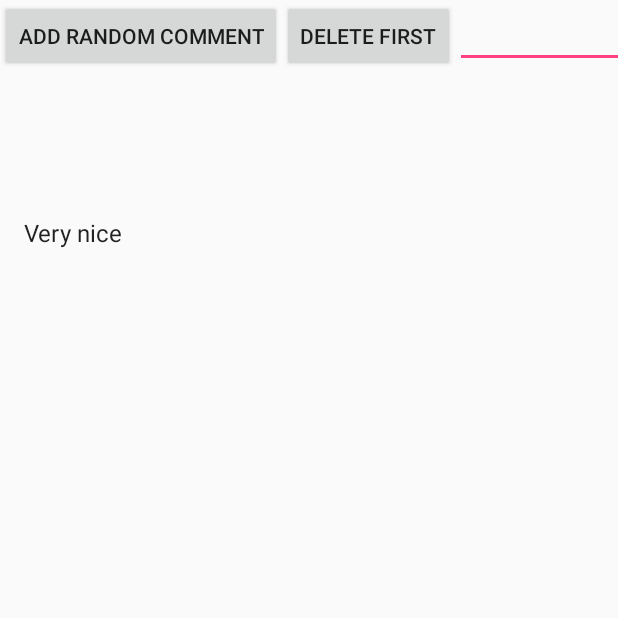
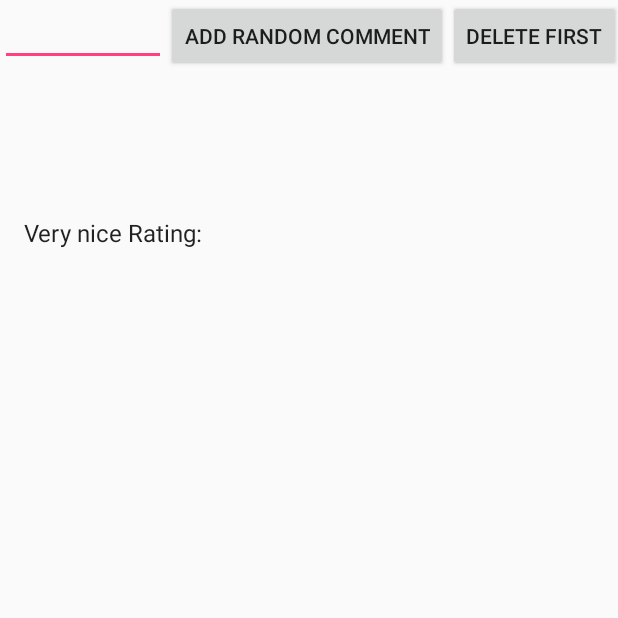
Before and after one commit to mrauzi/VogellaSQLiteDatabase, an Android app: the screen it shows after launch (MainActivity), after a tap on "ADD RANDOM COMMENT", on a phone screen of 412 x 824 dp, the top half of it. Run offline under Robolectric (Android 15) with nearby library versions, the phone set to English and light mode, and no system bars.

Commit message:
Committed parts 3, 4, & 5 of assignment adding the rating functionality

```diff
--- a/app/src/main/java/css/mrauzi/vogellasqlitedatabase/Comment.java
+++ b/app/src/main/java/css/mrauzi/vogellasqlitedatabase/Comment.java
@@ -9,7 +9,23 @@ package css.mrauzi.vogellasqlitedatabase;
 public class Comment {
     private long id;  // the id of the comment
     private String comment;  // the string of the comment itself
+    private String rating;   // the string rating of the comment
 
+    /**
+     * getRating() - returns the rating of the comment
+     * @return the rating of the comment
+     */
+    public String getRating() {
+        return rating;
+    }
+
+    /**
+     * setRating() - sets the rating for the comment
+     * @param rating the rating of the comment
+     */
+    public void setRating(String rating) {
+        this.rating = rating;
+    }
 
     /**
      * getId() - returns the id of the comment
@@ -50,6 +66,6 @@ public class Comment {
     // Will be used by the ArrayAdapter in the ListView
     @Override
     public String toString() {
-        return comment;
+        return comment + " Rating: " + rating;
     }
 }
--- a/app/src/main/java/css/mrauzi/vogellasqlitedatabase/CommentsDataSource.java
+++ b/app/src/main/java/css/mrauzi/vogellasqlitedatabase/CommentsDataSource.java
@@ -20,7 +20,7 @@ public class CommentsDataSource {
     private SQLiteDatabase database;  // instance of the database
     private MySQLiteHelper dbHelper;  // instance of the database helper class
     private String[] allColumns = { MySQLiteHelper.COLUMN_ID,  // string array of all the columns in the database
-            MySQLiteHelper.COLUMN_COMMENT };
+            MySQLiteHelper.COLUMN_COMMENT, MySQLiteHelper.COLUMN_RATING };
 
     /**
      * CommentsDataSource() - constructor for CommentsDataSource class
@@ -49,10 +49,11 @@ public class CommentsDataSource {
      * @param comment the comment string to be added
      * @return returns the comment that was created
      */
-    public Comment createComment(String comment) {
+    public Comment createComment(String comment, String rating) {
         // stores the new values into a ContentValues object
         ContentValues values = new ContentValues();
         values.put(MySQLiteHelper.COLUMN_COMMENT, comment);
+        values.put(MySQLiteHelper.COLUMN_RATING, rating);
         // insert command into the table
         // SQL insert - insert(String table, String nullColumnHack, ContentValues values)
         // INSERT INTO table_name (column1, column2, column3, ...)
@@ -94,7 +95,7 @@ public class CommentsDataSource {
         // query the database to for all of the field for all of the records in the comment table
         // query(String table, String[] columns, String selection, String[] selectionArgs, String groupBy, String having, String orderBy, String limit)
         Cursor cursor = database.query(MySQLiteHelper.TABLE_COMMENTS,
-                allColumns, null, null, null, null, null);
+                null, null, null, null, null, null);
 
         cursor.moveToFirst();
         // loop through the cursor converting each row into a comment object and adding to the list of comments
@@ -117,6 +118,7 @@ public class CommentsDataSource {
         Comment comment = new Comment();
         comment.setId(cursor.getLong(cursor.getColumnIndex(MySQLiteHelper.COLUMN_ID)));
         comment.setComment(cursor.getString(1));
+        comment.setRating(cursor.getString(cursor.getColumnIndex(MySQLiteHelper.COLUMN_RATING)));
         return comment;
     }
 }
--- a/app/src/main/java/css/mrauzi/vogellasqlitedatabase/MainActivity.java
+++ b/app/src/main/java/css/mrauzi/vogellasqlitedatabase/MainActivity.java
@@ -7,18 +7,19 @@ import android.app.ListActivity;
 import android.os.Bundle;
 import android.view.View;
 import android.widget.ArrayAdapter;
+import android.widget.EditText;
 
-/**
- * MainActivity -
- */
+
 public class MainActivity extends ListActivity {
     private CommentsDataSource datasource;  // instance of the CommentsDataSource data access object class for the database
+    EditText etRating;
 
     @Override
     public void onCreate(Bundle savedInstanceState) {
         super.onCreate(savedInstanceState);
         setContentView(R.layout.activity_main);
 
+        etRating = (EditText)findViewById(R.id.editTextRating);
         datasource = new CommentsDataSource(this);
         datasource.open();  // opens the database
 
@@ -46,7 +47,8 @@ public class MainActivity extends ListActivity {
                 String[] comments = new String[] { "Cool", "Very nice", "Hate it" };
                 int nextInt = new Random().nextInt(3);
                 // save the new comment to the database
-                comment = datasource.createComment(comments[nextInt]);
+                String userRating = etRating.getText().toString();
+                comment = datasource.createComment(comments[nextInt], userRating);
                 adapter.add(comment);
                 break;
             case R.id.delete:
--- a/app/src/main/java/css/mrauzi/vogellasqlitedatabase/MySQLiteHelper.java
+++ b/app/src/main/java/css/mrauzi/vogellasqlitedatabase/MySQLiteHelper.java
@@ -19,7 +19,7 @@ public class MySQLiteHelper extends SQLiteOpenHelper {
     public static final String COLUMN_RATING = "rating";     // the rating column for each comment
 
     private static final String DATABASE_NAME = "commments.db";  // the name of the database
-    private static final int DATABASE_VERSION = 1;               // the version of the database
+    private static final int DATABASE_VERSION = 2;               // the version of the database
 
     /**
      * Create Table command
--- a/app/src/main/res/layout/activity_main.xml
+++ b/app/src/main/res/layout/activity_main.xml
@@ -8,6 +8,23 @@
         android:id="@+id/group"
         android:layout_width="wrap_content"
         android:layout_height="wrap_content" >
+
+        <TextView
+            android:text="Rating: "
+            android:layout_width="match_parent"
+            android:layout_height="wrap_content"
+            android:id="@+id/textViewRating"
+            android:layout_weight="1"
+            android:textSize="14sp" />
+
+        <EditText
+            android:layout_width="wrap_content"
+            android:layout_height="wrap_content"
+            android:ems="10"
+            android:id="@+id/editTextRating"
+            android:layout_weight="1"
+            android:inputType="text"
+            android:textSize="14sp" />
 
         <Button
             android:id="@+id/add"
@@ -23,21 +40,6 @@
             android:text="Delete First"
             android:onClick="onClick"/>
 
-        <TextView
-            android:text="Rating: "
-            android:layout_width="wrap_content"
-            android:layout_height="wrap_content"
-            android:id="@+id/textViewRating"
-            android:layout_weight="1" />
-
-        <EditText
-            android:layout_width="wrap_content"
-            android:layout_height="wrap_content"
-            android:ems="10"
-            android:id="@+id/editTextRating"
-            android:layout_weight="1"
-            android:inputType="text" />
-
     </LinearLayout>
 
     <ListView
```
